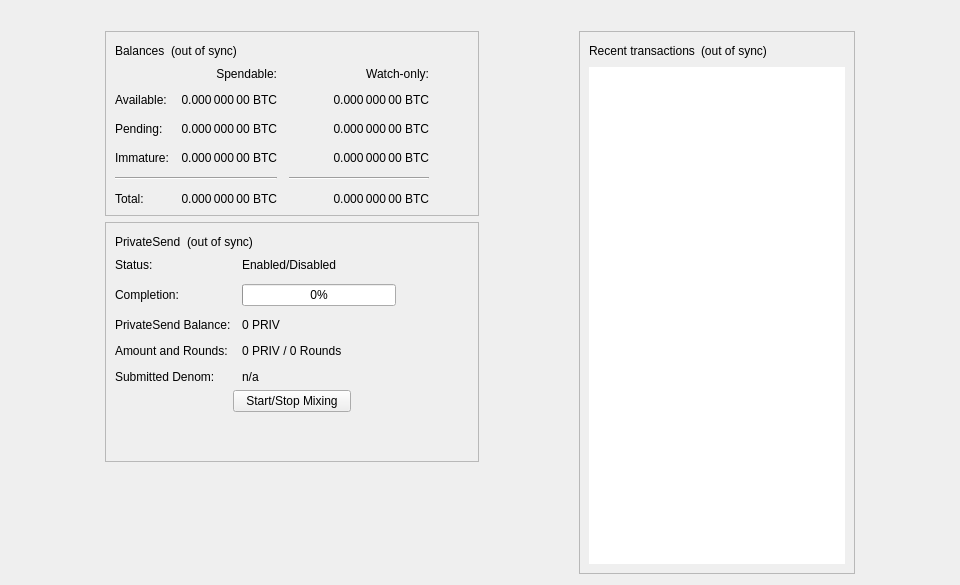
The window that src/qt/forms/overviewpage.ui (mdfkbtc/PRiVCY) describes before a commit, drawn with Qt 5.
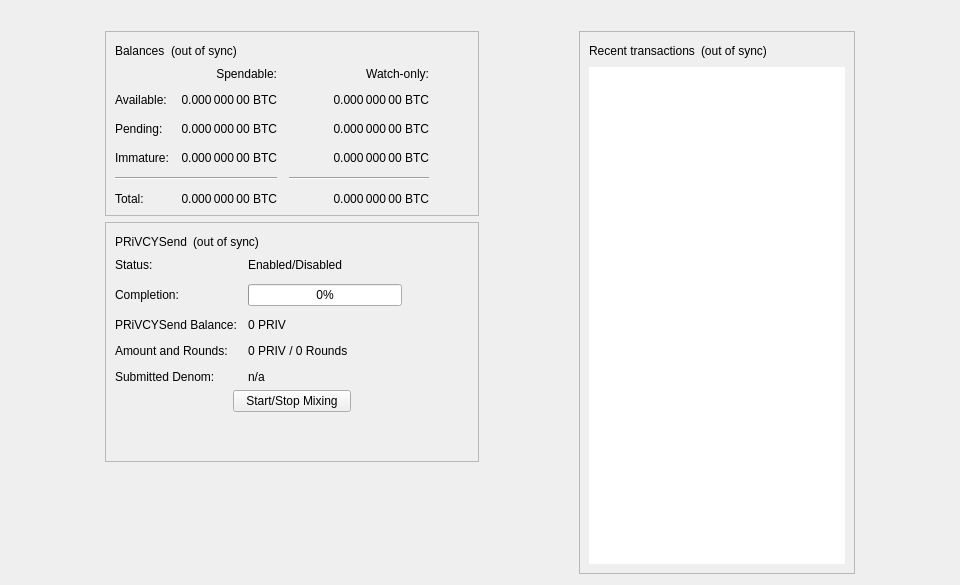
The same window after the commit.

Commit message: Dark UI Changes, PRiVCYSend, Final Tweaks and Sync boost

```diff
--- a/src/qt/forms/overviewpage.ui
+++ b/src/qt/forms/overviewpage.ui
@@ -368,7 +368,7 @@
             <item>
              <widget class="QLabel" name="labelPrivateSendHeader">
               <property name="text">
-               <string>PrivateSend</string>
+               <string>PRiVCYSend</string>
               </property>
              </widget>
             </item>
@@ -448,7 +448,7 @@
             <item row="2" column="0">
              <widget class="QLabel" name="labelAnonymizedText">
               <property name="text">
-               <string>PrivateSend Balance:</string>
+               <string>PRiVCYSend Balance:</string>
               </property>
              </widget>
             </item>
```
Left out of the diff: 12 changed lines with no effect on the pictures. The commit also changes 110 other files.
